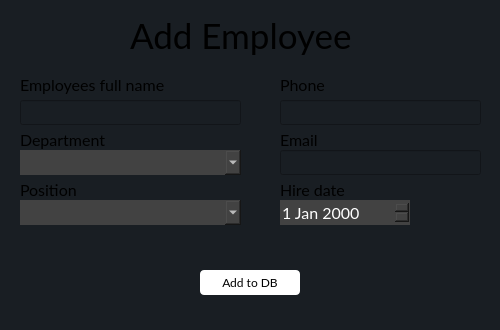
Qt form PhoneManagerGUI/insertemployeedialog.ui (tarashunchak/PhoneCompanyManager) before a commit.
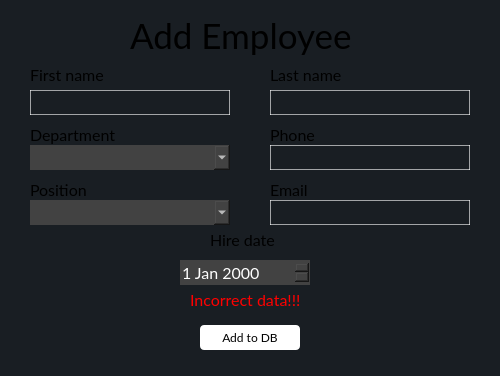
The same form after that commit.

Commit message: insert employee to db and start work on insertion customer to db

Diff of the .ui file:
```diff
--- a/PhoneManagerGUI/insertemployeedialog.ui
+++ b/PhoneManagerGUI/insertemployeedialog.ui
@@ -7,7 +7,7 @@
     <x>0</x>
     <y>0</y>
     <width>500</width>
-    <height>330</height>
+    <height>376</height>
    </rect>
   </property>
   <property name="windowTitle">
@@ -15,17 +15,20 @@
   </property>
   <property name="styleSheet">
    <string notr="true">background-color:rgb(25, 30, 35);
-font-family:Lato;</string>
+font-family:Lato, Consolas;</string>
   </property>
   <widget class="QLineEdit" name="tariff_monthly_price">
    <property name="geometry">
     <rect>
-     <x>280</x>
-     <y>100</y>
-     <width>201</width>
+     <x>270</x>
+     <y>145</y>
+     <width>200</width>
      <height>25</height>
     </rect>
    </property>
+   <property name="styleSheet">
+    <string notr="true">border:1px solid rgba(255, 255, 255, 0.6);</string>
+   </property>
   </widget>
   <widget class="QLabel" name="label">
    <property name="geometry">
@@ -49,8 +52,8 @@
   <widget class="QLabel" name="label_3">
    <property name="geometry">
     <rect>
-     <x>20</x>
-     <y>130</y>
+     <x>30</x>
+     <y>125</y>
      <width>105</width>
      <height>20</height>
     </rect>
@@ -68,8 +71,8 @@
   <widget class="QLabel" name="label_4">
    <property name="geometry">
     <rect>
-     <x>280</x>
-     <y>180</y>
+     <x>210</x>
+     <y>230</y>
      <width>80</width>
      <height>20</height>
     </rect>
@@ -87,8 +90,8 @@
   <widget class="QLabel" name="label_2">
    <property name="geometry">
     <rect>
-     <x>20</x>
-     <y>75</y>
+     <x>30</x>
+     <y>65</y>
      <width>161</width>
      <height>20</height>
     </rect>
@@ -100,14 +103,14 @@
     </font>
    </property>
    <property name="text">
-    <string>Employees full name</string>
+    <string>First name</string>
    </property>
   </widget>
   <widget class="QPushButton" name="confirm_addition">
    <property name="geometry">
     <rect>
      <x>200</x>
-     <y>270</y>
+     <y>325</y>
      <width>100</width>
      <height>25</height>
     </rect>
@@ -130,8 +133,8 @@
   <widget class="QLabel" name="label_6">
    <property name="geometry">
     <rect>
-     <x>280</x>
-     <y>75</y>
+     <x>270</x>
+     <y>125</y>
      <width>97</width>
      <height>20</height>
     </rect>
@@ -149,7 +152,7 @@
   <widget class="QLabel" name="label_5">
    <property name="geometry">
     <rect>
-     <x>20</x>
+     <x>30</x>
      <y>180</y>
      <width>101</width>
      <height>20</height>
@@ -168,19 +171,22 @@
   <widget class="QLineEdit" name="tariff_name">
    <property name="geometry">
     <rect>
-     <x>20</x>
-     <y>100</y>
-     <width>221</width>
+     <x>30</x>
+     <y>90</y>
+     <width>200</width>
      <height>25</height>
     </rect>
    </property>
+   <property name="styleSheet">
+    <string notr="true">border:1px solid rgba(255, 255, 255, 0.6);</string>
+   </property>
   </widget>
   <widget class="QComboBox" name="comboBox">
    <property name="geometry">
     <rect>
-     <x>20</x>
-     <y>150</y>
-     <width>221</width>
+     <x>30</x>
+     <y>145</y>
+     <width>200</width>
      <height>25</height>
     </rect>
    </property>
@@ -194,9 +200,9 @@
   <widget class="QComboBox" name="comboBox_2">
    <property name="geometry">
     <rect>
-     <x>20</x>
+     <x>30</x>
      <y>200</y>
-     <width>221</width>
+     <width>200</width>
      <height>25</height>
     </rect>
    </property>
@@ -210,8 +216,8 @@
   <widget class="QDateEdit" name="dateEdit">
    <property name="geometry">
     <rect>
-     <x>280</x>
-     <y>200</y>
+     <x>180</x>
+     <y>260</y>
      <width>130</width>
      <height>25</height>
     </rect>
@@ -226,18 +232,21 @@
   <widget class="QLineEdit" name="tariff_monthly_price_2">
    <property name="geometry">
     <rect>
-     <x>280</x>
-     <y>150</y>
-     <width>201</width>
+     <x>270</x>
+     <y>200</y>
+     <width>200</width>
      <height>25</height>
     </rect>
    </property>
+   <property name="styleSheet">
+    <string notr="true">border:1px solid rgba(255, 255, 255, 0.6);</string>
+   </property>
   </widget>
   <widget class="QLabel" name="label_7">
    <property name="geometry">
     <rect>
-     <x>280</x>
-     <y>130</y>
+     <x>270</x>
+     <y>180</y>
      <width>97</width>
      <height>20</height>
     </rect>
@@ -252,6 +261,58 @@
     <string>Email</string>
    </property>
   </widget>
+  <widget class="QLabel" name="lname_label">
+   <property name="geometry">
+    <rect>
+     <x>270</x>
+     <y>65</y>
+     <width>161</width>
+     <height>20</height>
+    </rect>
+   </property>
+   <property name="font">
+    <font>
+     <family>Lato</family>
+     <pointsize>12</pointsize>
+    </font>
+   </property>
+   <property name="text">
+    <string>Last name</string>
+   </property>
+  </widget>
+  <widget class="QLineEdit" name="last_name_lineEdit">
+   <property name="geometry">
+    <rect>
+     <x>270</x>
+     <y>90</y>
+     <width>200</width>
+     <height>25</height>
+    </rect>
+   </property>
+   <property name="styleSheet">
+    <string notr="true">border:1px solid rgba(255, 255, 255, 0.6);</string>
+   </property>
+  </widget>
+  <widget class="QLabel" name="incorrect_data_label">
+   <property name="geometry">
+    <rect>
+     <x>190</x>
+     <y>290</y>
+     <width>121</width>
+     <height>19</height>
+    </rect>
+   </property>
+   <property name="styleSheet">
+    <string notr="true">color:red;
+font-family:Lato, Consolas;
+font-size:16px;
+background-color:transparent;
+</string>
+   </property>
+   <property name="text">
+    <string>Incorrect data!!!</string>
+   </property>
+  </widget>
  </widget>
  <resources/>
  <connections/>
```
Left out of the diff: 26 changed lines with no effect on the pictures. The commit also changes 28 other files.
